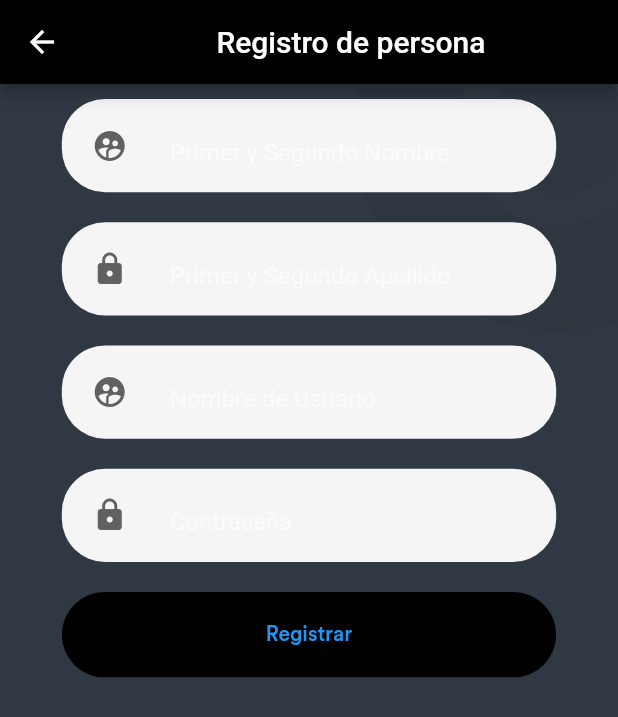
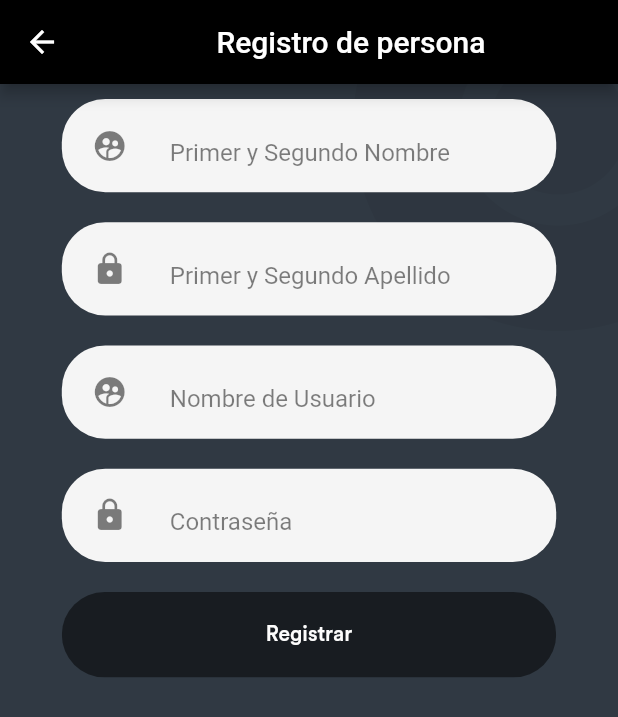
Before and after one commit to Godiex/gym_project, a Flutter app: the screen it shows after launch, after a tap on "Registrate Aca", on a phone screen of 412 x 824 dp. Shown: the top 717 px of the screen. Run offline on Flutter 3.47's test engine with Material 2 defaults, Android fonts, the phone set to English and light mode, and no system bars; our stand-ins replace bloc, cached_network_image, dio, flutter_bloc, sliding_up_panel, stream_transform; missing offline and left inert: cached_network_image_platform_interface, dio_http_cache.

Commit message:
primera pantalla semifuncional

```diff
--- a/lib/configs/images.dart
+++ b/lib/configs/images.dart
@@ -12,6 +12,7 @@ class AppImages {
   static const squirtle = _Image('squirtle.png');
   static const pokeball = _Image('pokeball.png');
   static const male = _Image('male.png');
+  static const gym_logo = _Image('gym_logo.png');
   static const female = _Image('female.png');
   static const dotted = _Image('dotted.png');
   static const thumbnail = _Image('thumbnail.png');
@@ -23,6 +24,7 @@ class AppImages {
     await precacheImage(squirtle, context);
     await precacheImage(pokeball, context);
     await precacheImage(male, context);
+    await precacheImage(gym_logo, context);
     await precacheImage(female, context);
     await precacheImage(dotted, context);
     await precacheImage(thumbnail, context);
--- a/lib/ui/screens/login/sections/login_form.dart
+++ b/lib/ui/screens/login/sections/login_form.dart
@@ -1,8 +1,12 @@
 import 'package:flutter/material.dart';
+import 'package:flutter_bloc/flutter_bloc.dart';
+import 'package:gym/configs/images.dart';
 import 'package:gym/ui/screens/login/sections/register_form.dart';
 import 'package:gym/ui/widgets/app_background.dart';
 
+import '../../../../configs/colors.dart';
 import '../../../../domain/entities/user.dart';
+import '../../../../states/theme/theme_cubit.dart';
 import '../../../widgets/Inputs.dart';
 import '../../../widgets/button.dart';
 import '../../../widgets/dialog.dart';
@@ -17,7 +21,7 @@ class LoginForm extends StatelessWidget {
 
   @override
   Widget build(BuildContext context) {
-
+    var themeCubit = BlocProvider.of<ThemeCubit>(context, listen: true);
     List<User> users = [];
 
     void registerUser(context) async{
@@ -38,7 +42,7 @@ class LoginForm extends StatelessWidget {
         }
       }
     }
-
+    var isDark = themeCubit.isDark;
     Size size = MediaQuery.of(context).size;
 
     return Scaffold(
@@ -48,8 +52,9 @@ class LoginForm extends StatelessWidget {
             mainAxisAlignment: MainAxisAlignment.center,
             children: <Widget>[
               Image(
-                image: const AssetImage('assets/images/logo_login.png'),
-                height: size.height * 0.31,
+                image: AppImages.gym_logo,
+                height: size.height * 0.4,
+                color: !isDark ? AppColors.whiteGrey : Colors.black.withOpacity(0.5),
               ),
               RadialInput(
                 controller: userNameController,
@@ -60,16 +65,16 @@ class LoginForm extends StatelessWidget {
               ),
               RadialInput(
                 controller: passwordController,
-                color: Colors.white,
+                color: !isDark ? AppColors.whiteGrey : Colors.black.withOpacity(0.5),
                 icon: Icons.lock,
                 label: "Contraseña",
                 obscureText: true,
               ),
               RadialButton(
-                  color: Colors.black,
+                  color: !isDark ? AppColors.whiteGrey : Colors.black.withOpacity(0.5),
                   text: "Entrar",
                   press: login,
-                  textColor: Colors.white
+                  textColor: !isDark ? Colors.black.withOpacity(0.5) : AppColors.whiteGrey
               ),
               Padding(
               padding: const EdgeInsets.all(5.0),
@@ -94,21 +99,23 @@ class LoginDetail extends StatelessWidget {
 
   @override
   Widget build(BuildContext context) {
+    var themeCubit = BlocProvider.of<ThemeCubit>(context, listen: true);
+    var isDark = themeCubit.isDark;
     return Row(
       mainAxisAlignment: MainAxisAlignment.center,
       children: <Widget>[
-        const Text(
+         Text(
           "¿Aun no tienes cuenta? ",
-          style: TextStyle(color: Colors.black),
+          style: TextStyle(color: !isDark ? Colors.black.withOpacity(0.5) : AppColors.whiteGrey),
         ),
         GestureDetector(
           onTap: () => {
             registerUser(context, )
           },
-          child: const Text(
+          child: Text(
             "Registrate Aca",
             style: TextStyle(
-              color: Colors.black,
+              color: !isDark ? Colors.black.withOpacity(0.5) : AppColors.whiteGrey,
               fontWeight: FontWeight.bold,
             ),
           ),
--- a/lib/ui/widgets/Inputs.dart
+++ b/lib/ui/widgets/Inputs.dart
@@ -1,4 +1,8 @@
 import 'package:flutter/material.dart';
+import 'package:flutter_bloc/flutter_bloc.dart';
+
+import '../../configs/colors.dart';
+import '../../states/theme/theme_cubit.dart';
 
 // ignore: must_be_immutable
 class TextInput {
@@ -80,7 +84,6 @@ class TextFieldContainer extends StatelessWidget {
 }
 
 class RadialInput extends StatelessWidget {
-
   final TextEditingController controller;
   final String label;
   final Color color;
@@ -97,17 +100,23 @@ class RadialInput extends StatelessWidget {
 
   @override
   Widget build(BuildContext context) {
+    var themeCubit = BlocProvider.of<ThemeCubit>(context, listen: true);
+    var isDark = themeCubit.isDark;
     return TextFieldContainer(
       child: TextField(
         controller: controller,
         obscureText: obscureText,
+        style: TextStyle(color: Colors.black.withOpacity(0.5)),
         decoration: InputDecoration(
             icon: Icon(
               icon,
-              color: Colors.grey[700],
+              color: !isDark ? AppColors.whiteGrey : Colors.black.withOpacity(0.5),
             ),
             filled: true,
             hintText: label,
+            hintStyle: TextStyle(
+              color: !isDark ? AppColors.whiteGrey : Colors.black.withOpacity(0.5)
+            ),
             fillColor: Colors.transparent,
             border: InputBorder.none,
             suffix: GestureDetector(
--- a/lib/ui/widgets/button.dart
+++ b/lib/ui/widgets/button.dart
@@ -1,4 +1,7 @@
 import 'package:flutter/material.dart';
+import 'package:flutter_bloc/flutter_bloc.dart';
+import 'package:gym/configs/colors.dart';
+import 'package:gym/states/theme/theme_cubit.dart';
 
 class RadialButton extends StatelessWidget {
   final String text;
@@ -15,6 +18,8 @@ class RadialButton extends StatelessWidget {
 
   @override
   Widget build(BuildContext context) {
+    var themeCubit = BlocProvider.of<ThemeCubit>(context, listen: true);
+    var isDark = themeCubit.isDark;
     Size size = MediaQuery.of(context).size;
     return Container(
       margin: const EdgeInsets.symmetric(vertical: 10),
@@ -23,12 +28,15 @@ class RadialButton extends StatelessWidget {
         borderRadius: BorderRadius.circular(29),
         child: TextButton(
           style: TextButton.styleFrom(
-            backgroundColor: color,
+            backgroundColor:  !isDark ? AppColors.whiteGrey : Colors.black.withOpacity(0.5),
             padding: const EdgeInsets.symmetric(vertical: 20, horizontal: 40),
           ),
           onPressed: () => press(),
           child: Text(
             text,
+            style: TextStyle(
+              color: isDark ? AppColors.whiteGrey : Colors.black.withOpacity(0.5)
+            ),
           )
         ),
       ),
```
Also changed, not shown: assets/images/gym_logo.png (added).
